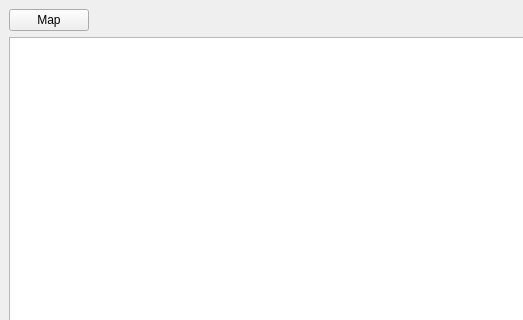
This is mainwindow.ui in Faz0lek/vut-fit-icp as Qt 5 draws it before an edit; both pictures show x 0 to 523 and y 0 to 320 of the 800 by 600 pixel window. The edited form follows.
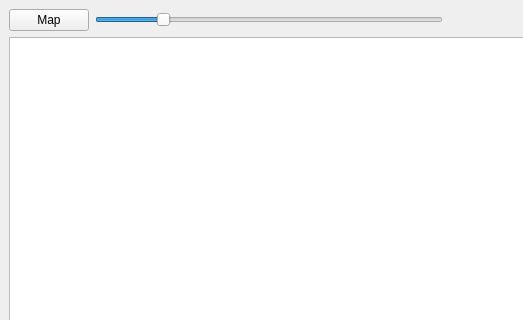
This is the edited form.

Commit message: Implement map zooming

What changed in the file:
```diff
--- a/mainwindow.ui
+++ b/mainwindow.ui
@@ -24,6 +24,22 @@
         </property>
        </widget>
       </item>
+      <item>
+       <widget class="QSlider" name="zoomSlider">
+        <property name="minimum">
+         <number>1</number>
+        </property>
+        <property name="maximum">
+         <number>50</number>
+        </property>
+        <property name="value">
+         <number>10</number>
+        </property>
+        <property name="orientation">
+         <enum>Qt::Horizontal</enum>
+        </property>
+       </widget>
+      </item>
       <item>
        <spacer name="horizontalSpacer">
         <property name="orientation">
```
The commit also changes 2 other files.
